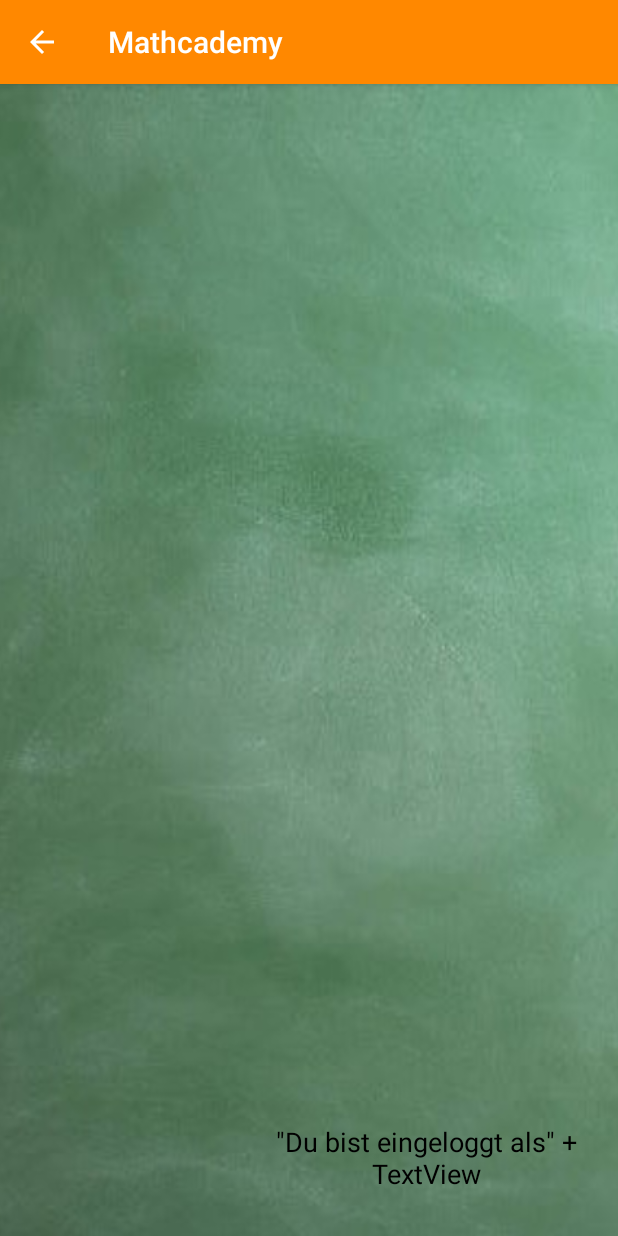
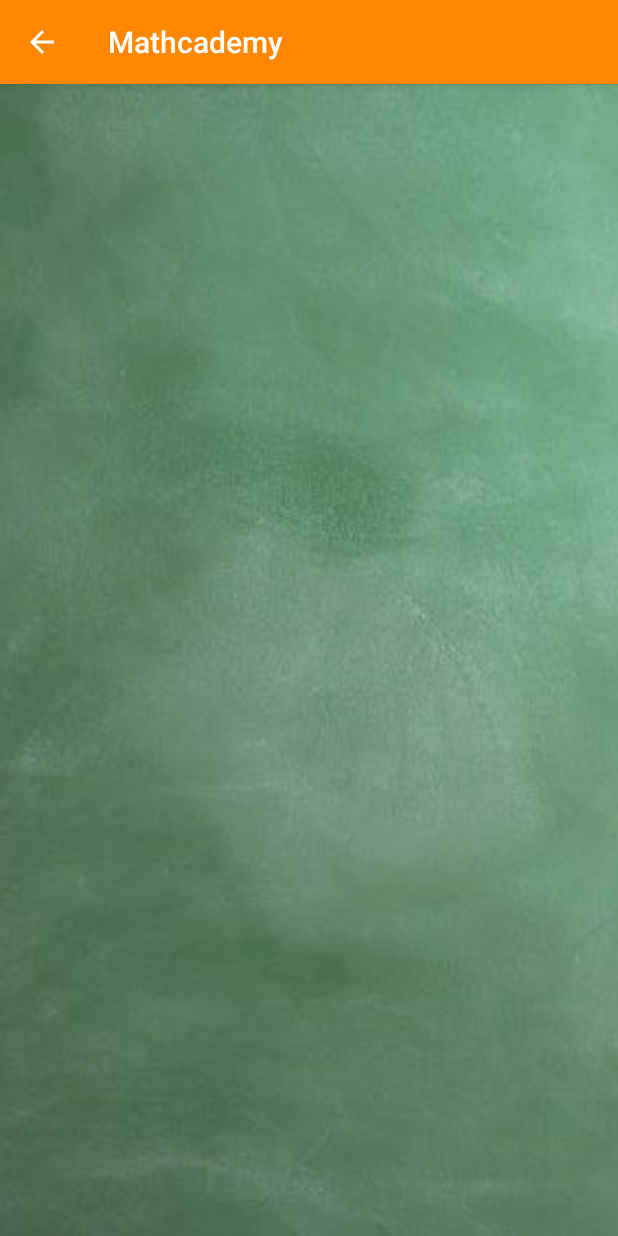
Before and after one commit to muffertp/DieBeste, an Android app: the DisaplyMessageActivity screen opened directly, with no data from a screen before it, on a phone screen of 412 x 824 dp. Run offline under Robolectric (Android 15) with nearby library versions, the light colour scheme and no system bars.

Commit message:
Code Cleanup

```diff
--- a/app/src/main/java/com/example/pierrelaptop/diebeste/DisaplyMessageActivity.java
+++ b/app/src/main/java/com/example/pierrelaptop/diebeste/DisaplyMessageActivity.java
@@ -4,10 +4,7 @@ import android.content.Intent;
 import android.support.v7.app.AppCompatActivity;
 import android.os.Bundle;
 import android.view.View;
-import android.view.ViewGroup;
 import android.widget.Button;
-import android.widget.EditText;
-import android.widget.TextView;
 
 import java.util.ArrayList;
 
@@ -22,9 +19,6 @@ public class DisaplyMessageActivity extends AppCompatActivity {
         Orchestrator orchestrator = Orchestrator.getOrchestrator();
         orchestrator.setDisaplyMessageActivity(this);
         setButton();
-        /*
-        EditText editTextUserInput = (EditText) findViewById(R.id.userInput);
-        */
     }
 
     public void setButton(){
@@ -46,7 +40,6 @@ public class DisaplyMessageActivity extends AppCompatActivity {
     }
 
     public void sendMessage2(View view) {
-        System.out.println("TAG :: "+view.getTag().toString());
         Orchestrator orchestrator = Orchestrator.getOrchestrator();
         orchestrator.setCurrentBlock(Integer.parseInt(view.getTag().toString()));
         Intent intent2 = new Intent(this, Uebungen.class);
--- a/app/src/main/java/programm/Block.java
+++ b/app/src/main/java/programm/Block.java
@@ -60,17 +60,13 @@ public class Block {
 
     public void loadResponse(String result) {
         stringToJSON(result);
-        System.out.println("Done-Loading: "+result);
-
     }
 
     private void stringToJSON(String jsonStr){
-        System.out.println(jsonStr);
 
         if (jsonStr != null) {
             try {
                 JSONArray jsonArray = new JSONArray(jsonStr);
-                System.out.println(jsonArray.toString());
                 for (int i = 0; i < jsonArray.length(); i++) {
                     JSONObject jsonObject = jsonArray.getJSONObject(i);
                     if (jsonObject.has("error")){
@@ -90,8 +86,6 @@ public class Block {
                 e.printStackTrace();
             }
         }
-        System.out.println(toString());
-
     }
 
     public ArrayList<Question> getQuestions(){return questions;}
--- a/app/src/main/java/programm/Loader.java
+++ b/app/src/main/java/programm/Loader.java
@@ -1,9 +1,7 @@
 package programm;
 
-import android.content.Intent;
 import android.os.AsyncTask;
 
-import com.example.pierrelaptop.diebeste.DisaplyMessageActivity;
 import com.example.pierrelaptop.diebeste.MainActivity;
 
 import org.json.JSONArray;
@@ -16,11 +14,8 @@ import org.json.JSONObject;
 
 public class Loader extends AsyncTask<String,Integer,String> {
 
-
     private Object object;
-
     private String[] parameter;
-
     public Loader(Object obj){
         object=obj;
     }
@@ -51,7 +46,6 @@ public class Loader extends AsyncTask<String,Integer,String> {
     protected void onPostExecute(String s) {
         System.out.println("S :::: "+s);
         if ( s.equals("error")||s.equals("") ) {
-            System.out.println("onPostError");
             Orchestrator.getOrchestrator().goHome();
         } else {
             if (parameter.length > 0) {
--- a/app/src/main/res/layout/activity_disaply_message.xml
+++ b/app/src/main/res/layout/activity_disaply_message.xml
@@ -17,19 +17,6 @@
         app:layout_constraintTop_toTopOf="parent"
         app:layout_constraintVertical_bias="0.739"
         app:srcCompat="@drawable/chalkvertikal" />
-
-    <TextView
-        android:id="@+id/textView"
-        android:layout_width="240dp"
-        android:layout_height="75dp"
-        android:layout_marginRight="8dp"
-        android:text='"Du bist eingeloggt als" + TextView'
-        android:textAlignment="center"
-        android:textColor="@android:color/black"
-        android:textSize="18sp"
-        app:layout_constraintBottom_toBottomOf="parent"
-        app:layout_constraintRight_toRightOf="parent"
-        android:layout_marginEnd="8dp" />
 
     <Button
         android:id="@+id/MathButton1"
```
Also changed, not shown: app/src/main/java/com/example/pierrelaptop/diebeste/MainActivity.java (+0 -7 lines), app/src/main/java/com/example/pierrelaptop/diebeste/Uebungen.java (+0 -10 lines), app/src/main/java/programm/Lib.java (+4 -37 lines), app/src/main/java/programm/Orchestrator.java (+1 -33 lines), app/src/main/java/programm/User.java (deleted, +0 -15 lines).
